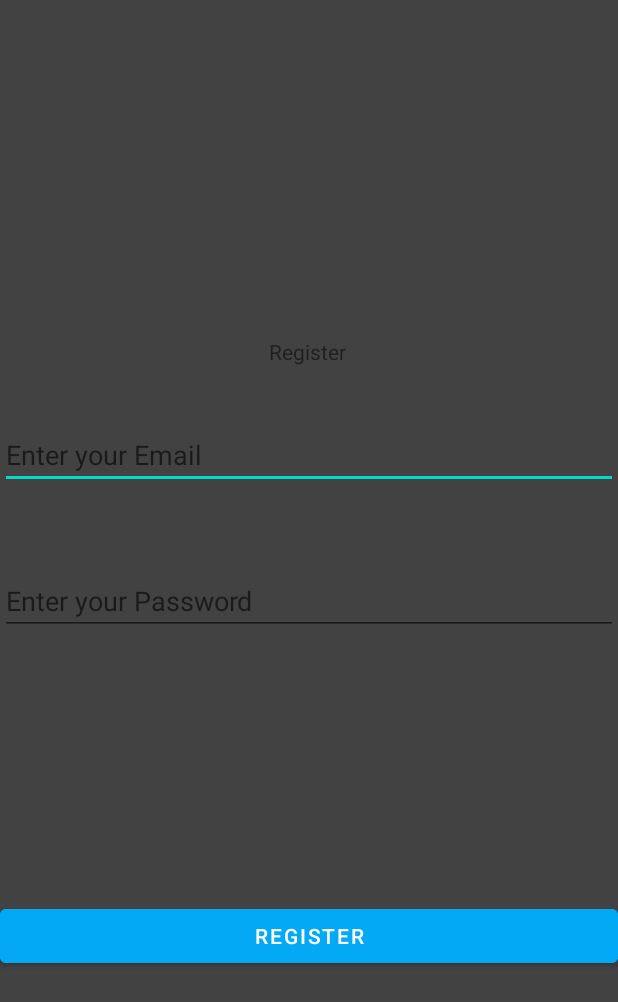
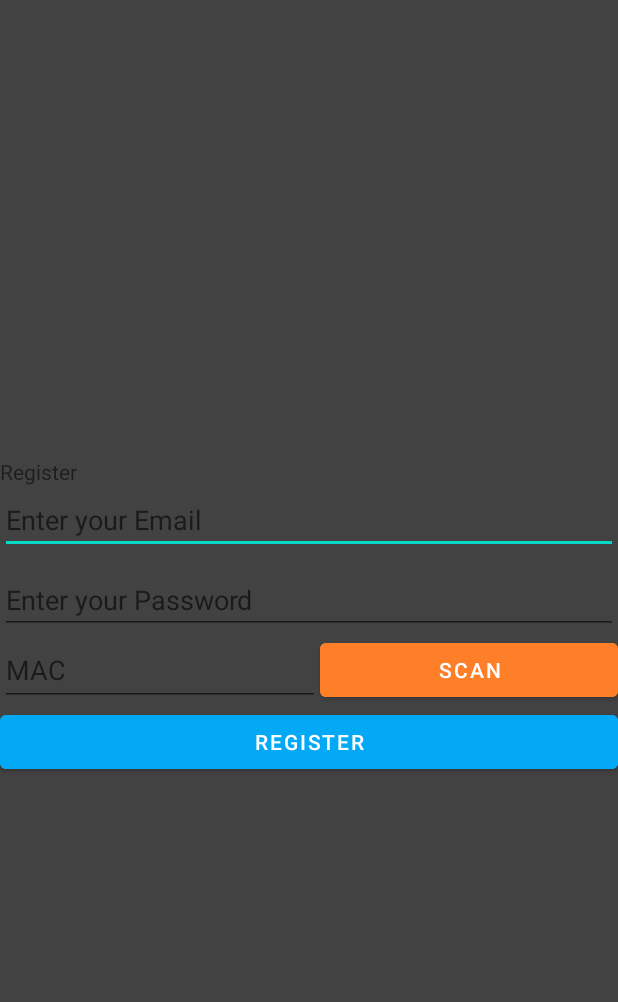
Before and after one commit to christosfas/HumidityTempChart, an Android app: the RegistrationActivity screen opened directly, with no data from a screen before it, on a phone screen of 412 x 824 dp. Shown: the top 1002 px of the screen. Run offline under Robolectric (Android 15) with nearby library versions, the phone set to English and light mode, and no system bars; our stand-ins replace Firebase (no records; nobody signed in at launch, a user with empty details on screens opened directly).

Commit message:
added mac scan button

```diff
--- a/app/src/main/java/com/example/humiditytempchart/RegistrationActivity.java
+++ b/app/src/main/java/com/example/humiditytempchart/RegistrationActivity.java
@@ -26,7 +26,7 @@ public class RegistrationActivity extends AppCompatActivity {
 
     private static final String TAG  = RegistrationActivity.class.getSimpleName();
 
-    private EditText emailTextView, passwordTextView;
+    private EditText emailTextView, passwordTextView, macTextView;
     private Button Btn;
     private ProgressBar progressbar;
     private FirebaseAuth mAuth;
@@ -46,6 +46,7 @@ public class RegistrationActivity extends AppCompatActivity {
         // initialising all views through id defined above
         emailTextView = findViewById(R.id.email);
         passwordTextView = findViewById(R.id.passwd);
+        macTextView = findViewById(R.id.macEditText);
         Btn = findViewById(R.id.btnregister);
         progressbar = (ProgressBar) findViewById(R.id.progressBarReg);
         progressbar.setVisibility(View.GONE);
@@ -67,9 +68,10 @@ public class RegistrationActivity extends AppCompatActivity {
         progressbar.setVisibility(View.VISIBLE);
 
         // Take the value of two edit texts in Strings
-        String email, password;
+        String email, password, mac;
         email = emailTextView.getText().toString();
         password = passwordTextView.getText().toString();
+        mac = macTextView.getText().toString();
 
         // Validations for input email and password
         if (TextUtils.isEmpty(email)) {
@@ -82,6 +84,13 @@ public class RegistrationActivity extends AppCompatActivity {
         if (TextUtils.isEmpty(password)) {
             Toast.makeText(getApplicationContext(),
                             "Please enter password!!",
+                            Toast.LENGTH_LONG)
+                    .show();
+            return;
+        }
+        if (TextUtils.isEmpty(mac)) {
+            Toast.makeText(getApplicationContext(),
+                            "Please enter mac!!",
                             Toast.LENGTH_LONG)
                     .show();
             return;
@@ -105,7 +114,7 @@ public class RegistrationActivity extends AppCompatActivity {
                             progressbar.setVisibility(View.GONE);
 
                             dbUsers.collection("users")
-                                    .add(new User(task.getResult().getUser().getUid(), email, "00:00:00:00:00:00"))
+                                    .add(new User(task.getResult().getUser().getUid(), email, mac))
                                     .addOnSuccessListener(new OnSuccessListener<DocumentReference>() {
                                         @Override
                                         public void onSuccess(DocumentReference documentReference) {
--- a/app/src/main/res/layout/activity_registration.xml
+++ b/app/src/main/res/layout/activity_registration.xml
@@ -10,9 +10,11 @@
     android:fillViewport="true"
     tools:context=".ChartActivity">
 
-    <androidx.constraintlayout.widget.ConstraintLayout
+    <LinearLayout
         android:layout_width="match_parent"
-        android:layout_height="wrap_content">
+        android:layout_height="match_parent"
+        android:gravity="center_vertical"
+        android:orientation="vertical">
 
         <!-- TextView for heading -->
 
@@ -31,23 +33,20 @@
             android:text="Register"
             app:layout_constraintBottom_toBottomOf="parent"
             app:layout_constraintEnd_toEndOf="parent"
-            app:layout_constraintHorizontal_bias="0.498"
+            app:layout_constraintHorizontal_bias="0.0"
             app:layout_constraintStart_toStartOf="parent"
             app:layout_constraintTop_toTopOf="parent"
-            app:layout_constraintVertical_bias="0.279" />
+            app:layout_constraintVertical_bias="0.28" />
 
         <EditText
             android:id="@+id/email"
             android:layout_width="match_parent"
             android:layout_height="wrap_content"
-            android:layout_marginTop="20dp"
             android:hint="Enter your Email"
-            app:layout_constraintBottom_toBottomOf="parent"
             app:layout_constraintEnd_toEndOf="parent"
             app:layout_constraintHorizontal_bias="0.0"
             app:layout_constraintStart_toStartOf="parent"
-            app:layout_constraintTop_toBottomOf="@+id/textView2"
-            app:layout_constraintVertical_bias="0.032" />
+            tools:layout_editor_absoluteY="239dp" />
 
         <EditText
             android:id="@+id/passwd"
@@ -56,24 +55,33 @@
             android:layout_marginTop="8dp"
             android:hint="Enter your Password"
             android:inputType="textPassword"
-            app:layout_constraintBottom_toBottomOf="parent"
             app:layout_constraintEnd_toEndOf="parent"
             app:layout_constraintHorizontal_bias="0.0"
             app:layout_constraintStart_toStartOf="parent"
-            app:layout_constraintTop_toBottomOf="@+id/email"
-            app:layout_constraintVertical_bias="0.099" />
+            app:layout_constraintTop_toBottomOf="@+id/email" />
 
-        <Button
-            android:id="@+id/btnregister"
+
+        <LinearLayout
             android:layout_width="match_parent"
             android:layout_height="wrap_content"
-            android:backgroundTint="#03A9F4"
-            android:text="Register"
-            app:layout_constraintBottom_toBottomOf="parent"
-            app:layout_constraintEnd_toEndOf="parent"
-            app:layout_constraintStart_toStartOf="parent"
-            app:layout_constraintTop_toBottomOf="@+id/passwd" />
+            android:orientation="horizontal">
 
+            <EditText
+                android:id="@+id/macEditText"
+                android:layout_width="wrap_content"
+                android:layout_height="match_parent"
+                android:ems="10"
+                android:hint="MAC"/>
+
+            <Button
+                android:id="@+id/macScanBtn"
+                android:layout_width="match_parent"
+                android:layout_height="match_parent"
+                android:backgroundTint="#FE7F27"
+                android:text="Scan"
+                />
+
+        </LinearLayout>
 
         <ProgressBar
             android:id="@+id/progressBarReg"
@@ -87,6 +95,16 @@
             app:layout_constraintTop_toBottomOf="@+id/passwd"
             tools:visibility="gone" />
 
-    </androidx.constraintlayout.widget.ConstraintLayout>
+        <Button
+            android:id="@+id/btnregister"
+            android:layout_width="match_parent"
+            android:layout_height="wrap_content"
+            android:backgroundTint="#03A9F4"
+            android:text="Register"
+            app:layout_constraintEnd_toEndOf="parent"
+            app:layout_constraintStart_toStartOf="parent"
+            tools:layout_editor_absoluteY="683dp" />
+
+    </LinearLayout>
 
 </ScrollView>
```
